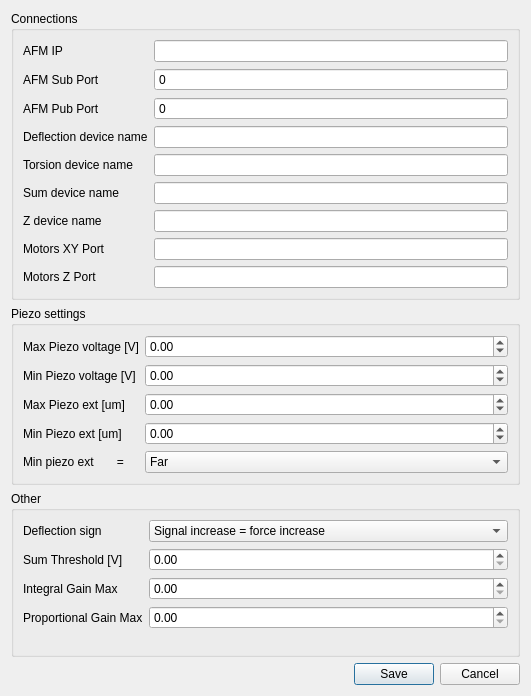
The window that GUIs/hwConfig_dialog.ui (elandini/CoMPlEx) describes before a commit, drawn with Qt 5.
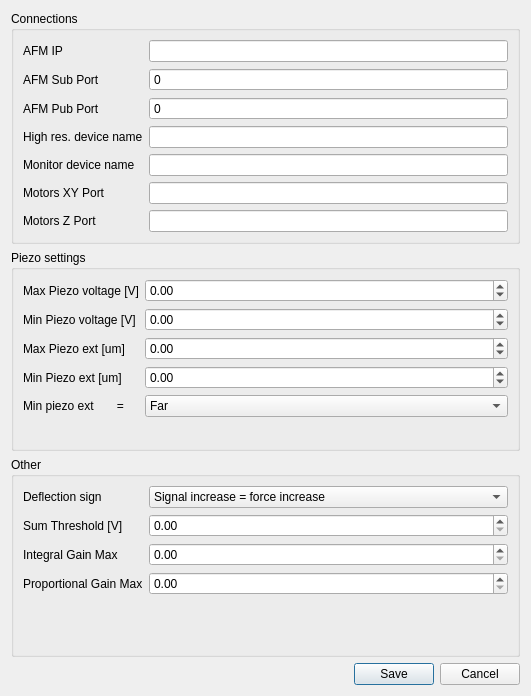
The same window after the commit.

Patch:
```diff
--- a/GUIs/hwConfig_dialog.ui
+++ b/GUIs/hwConfig_dialog.ui
@@ -67,65 +67,45 @@
         </property>
        </widget>
       </item>
+      <item row="3" column="0">
+       <widget class="QLabel" name="label_15">
+        <property name="text">
+         <string>High res. device name</string>
+        </property>
+       </widget>
+      </item>
       <item row="3" column="1">
        <widget class="QLineEdit" name="deflNameLine"/>
       </item>
-      <item row="7" column="0">
+      <item row="4" column="0">
+       <widget class="QLabel" name="label_16">
+        <property name="text">
+         <string>Monitor device name</string>
+        </property>
+       </widget>
+      </item>
+      <item row="4" column="1">
+       <widget class="QLineEdit" name="monitNameLine"/>
+      </item>
+      <item row="5" column="0">
        <widget class="QLabel" name="label_3">
         <property name="text">
          <string>Motors XY Port</string>
         </property>
        </widget>
       </item>
-      <item row="7" column="1">
+      <item row="5" column="1">
        <widget class="QLineEdit" name="motorXyPortLine"/>
       </item>
-      <item row="8" column="0">
+      <item row="6" column="0">
        <widget class="QLabel" name="label_4">
         <property name="text">
          <string>Motors Z Port</string>
         </property>
        </widget>
       </item>
-      <item row="8" column="1">
-       <widget class="QLineEdit" name="motorZPortLine"/>
-      </item>
-      <item row="4" column="1">
-       <widget class="QLineEdit" name="torsNameLine"/>
-      </item>
-      <item row="5" column="1">
-       <widget class="QLineEdit" name="sumNameLine"/>
-      </item>
       <item row="6" column="1">
-       <widget class="QLineEdit" name="zNameLine"/>
-      </item>
-      <item row="3" column="0">
-       <widget class="QLabel" name="label_15">
-        <property name="text">
-         <string>Deflection device name</string>
-        </property>
-       </widget>
-      </item>
-      <item row="4" column="0">
-       <widget class="QLabel" name="label_16">
-        <property name="text">
-         <string>Torsion device name</string>
-        </property>
-       </widget>
-      </item>
-      <item row="5" column="0">
-       <widget class="QLabel" name="label_17">
-        <property name="text">
-         <string>Sum device name</string>
-        </property>
-       </widget>
-      </item>
-      <item row="6" column="0">
-       <widget class="QLabel" name="label_18">
-        <property name="text">
-         <string>Z device name</string>
-        </property>
-       </widget>
+       <widget class="QLineEdit" name="motorZPortLine"/>
       </item>
      </layout>
     </widget>
```
Left out of the diff: 2 changed lines with no effect on the pictures.
